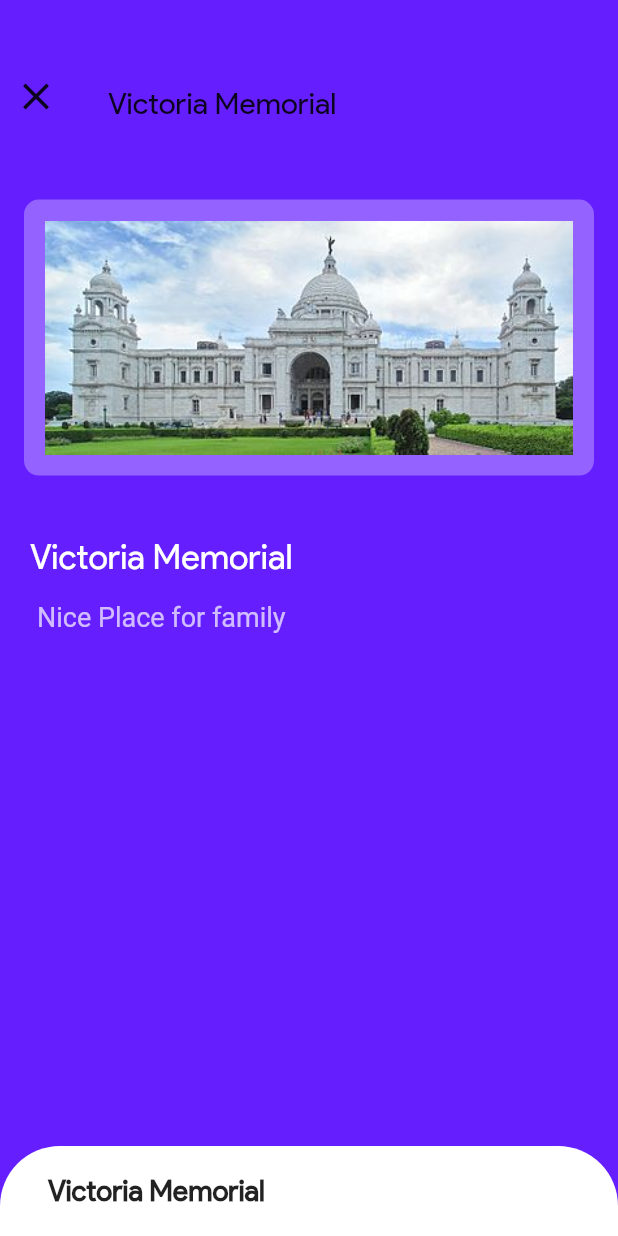
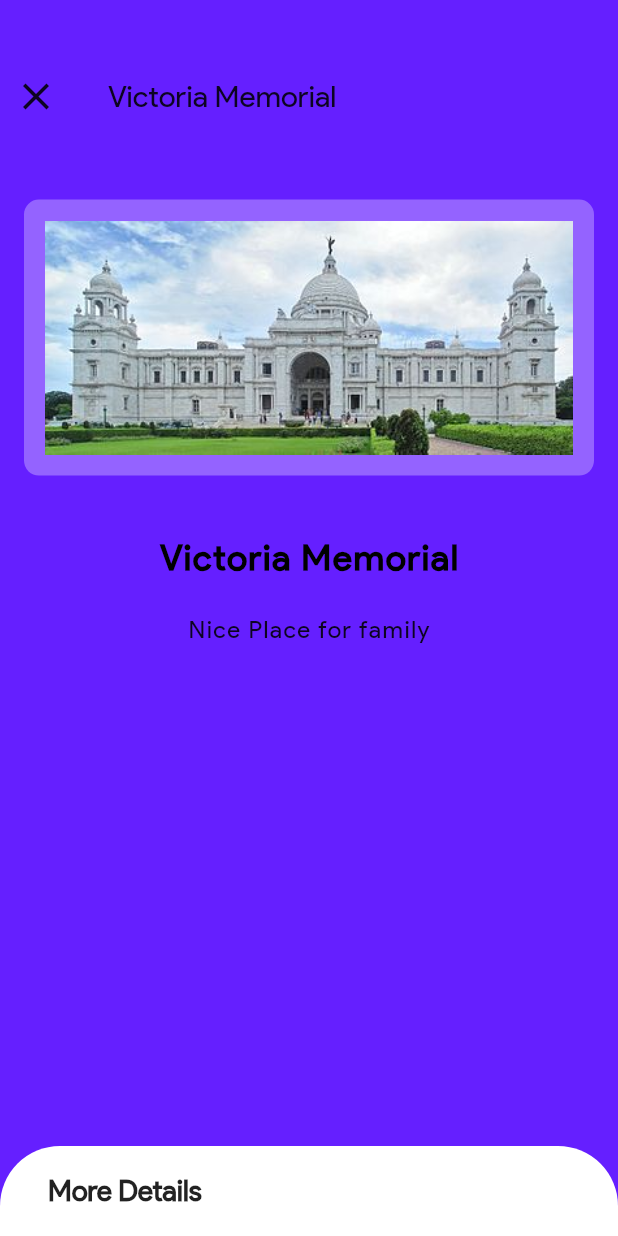
Before and after one commit to sounishnath003/local-guider, a Flutter app: the MenuPage screen opened directly, after a tap on "Victoria Memorial", on a phone screen of 412 x 824 dp. Run offline on Flutter 3.47's test engine with Material 2 defaults, Android fonts, the phone set to English and light mode, and no system bars; our stand-ins replace flutter_swiper.

```diff
--- a/lib/MenuHome.dart
+++ b/lib/MenuHome.dart
@@ -38,7 +38,6 @@ class MenuHomeBody extends StatefulWidget {
 
 class _MenuHomeBodyState extends State<MenuHomeBody>
     with AfterLayoutMixin<MenuHomeBody> {
-
   double _bottomSheetBottomPosition = -330;
   bool isCollasped = false;
 
@@ -62,7 +61,7 @@ class _MenuHomeBodyState extends State<MenuHomeBody>
                   setState(() {
                     _bottomSheetBottomPosition =
                         widget._completeBottomSheetBottomPosition;
-                        Navigator.pop(context);
+                    Navigator.pop(context);
                   });
                 });
               },
@@ -83,7 +82,7 @@ class _MenuHomeBodyState extends State<MenuHomeBody>
         Column(
           children: <Widget>[
             SizedBox(
-              height: 50,
+              height: 40,
             ),
             Center(
                 child: Text(
@@ -105,22 +104,31 @@ class _MenuHomeBodyState extends State<MenuHomeBody>
             Text(
               touristObject.name,
               style: TextStyle(
-                color: Colors.white,
-                fontSize: 23,
-              ),
+                  color: Colors.black,
+                  fontSize: 24,
+                  fontWeight: FontWeight.bold,
+                  letterSpacing: 1),
             ),
             SizedBox(
               height: 16,
             ),
-            Text.rich(TextSpan(text: "", children: <TextSpan>[
-              TextSpan(
-                  text: touristObject.desc,
-                  style: TextStyle(
-                    color: Colors.white70,
-                    fontSize: 18,
-                    // letterSpacing: 1,
-                  ))
-            ]))
+            Container(
+                padding:
+                    const EdgeInsets.symmetric(horizontal: 8.0, vertical: 8.0),
+                decoration: BoxDecoration(
+                  shape: BoxShape.rectangle,
+                  // color: Colors.white
+                ),
+                child: Align(
+                  alignment: Alignment.center,
+                  child: Text(
+                    touristObject.desc,
+                    style: TextStyle(
+                      fontSize: 16,
+                      letterSpacing: 1,
+                    ),
+                  ),
+                ))
           ],
         ),
       ),
@@ -160,7 +168,7 @@ class _MenuHomeBodyState extends State<MenuHomeBody>
                     padding: EdgeInsets.symmetric(horizontal: 32),
                     height: 60,
                     child: Text(
-                      touristObject.name,
+                      "More Details",
                       style:
                           TextStyle(fontSize: 19, fontWeight: FontWeight.bold),
                     ),
--- a/lib/MenuPage.dart
+++ b/lib/MenuPage.dart
@@ -1,5 +1,6 @@
 import 'package:flutter/material.dart';
 import 'package:flutter/rendering.dart';
+import 'package:flutter_swiper/flutter_swiper.dart';
 import 'package:kolkata_guide/MenuHome.dart';
 import 'package:kolkata_guide/TouristsSpots/TouristsSpotsDB.dart';
 
@@ -78,7 +79,7 @@ class _MenuPageBodyState extends State<MenuPageBody> {
                 "Favourite Spots ",
                 style: TextStyle(fontSize: 19, fontWeight: FontWeight.bold),
               )),
-          sizebox(10),
+          sizebox(8),
           _touristsPlace(context),
           sizebox(5),
           bottomScrollDetails(context)
@@ -162,6 +163,49 @@ Widget bottomScrollDetails(BuildContext context) {
 Widget _touristsPlace(BuildContext context) {
   List<TouristsSpots> touristSpots = touristsSpots;
 
+
+  // return Expanded(
+  //     child: Swiper(
+  //       itemBuilder: (BuildContext context,int index){
+  //           return Card(
+  //             child: Padding(
+  //               padding: const EdgeInsets.all(5),
+  //               child: Container(
+  //                 // width: 220,
+  //                 // height: 140,
+  //                 decoration: BoxDecoration(
+  //                   image: DecorationImage(
+  //                     image: AssetImage(touristSpots[index].imagePath),
+  //                     colorFilter: ColorFilter.linearToSrgbGamma(),
+  //                     fit: BoxFit.cover
+  //                   ),
+  //                 ),
+  //                 child: new Column(
+  //                   mainAxisAlignment: MainAxisAlignment.center,
+  //                   mainAxisSize: MainAxisSize.max,
+  //                   children: <Widget>[
+  //                     Stack(
+  //                       // fit: StackFit.expand,
+  //                       children: <Widget>[
+  //                         Text(touristSpots[index].name,
+  //                         style: TextStyle(
+  //                           fontSize: 23,
+  //                           color: Colors.black,
+  //                           fontWeight: FontWeight.bold
+  //                         ),
+  //                         )
+  //                       ],
+  //                     )
+  //                   ],
+  //                 )
+  //               ),
+  //             ),
+  //           );
+  //         },
+  //         itemCount: touristSpots.length,
+  //   ),
+  // );
+
   return Expanded(
     flex: 1,
     child: Padding(
@@ -224,6 +268,10 @@ Widget _touristsPlace(BuildContext context) {
       ),
     ),
   );
+
+
+
+
 }
 
 Widget sizebox(double height) {
```
